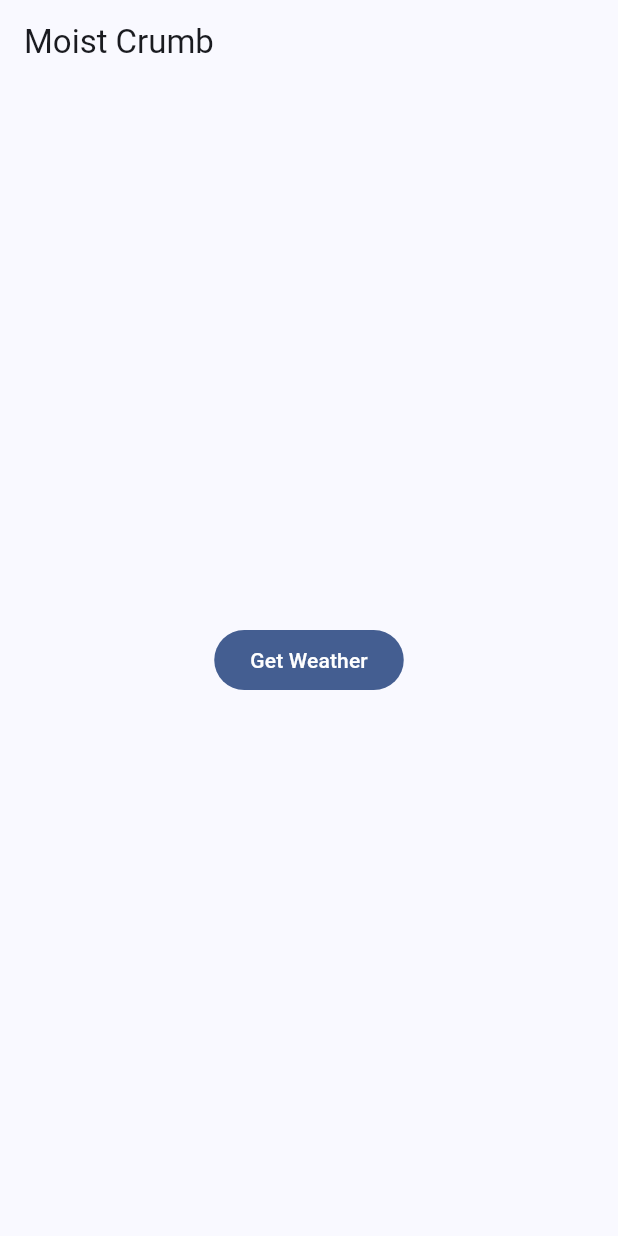
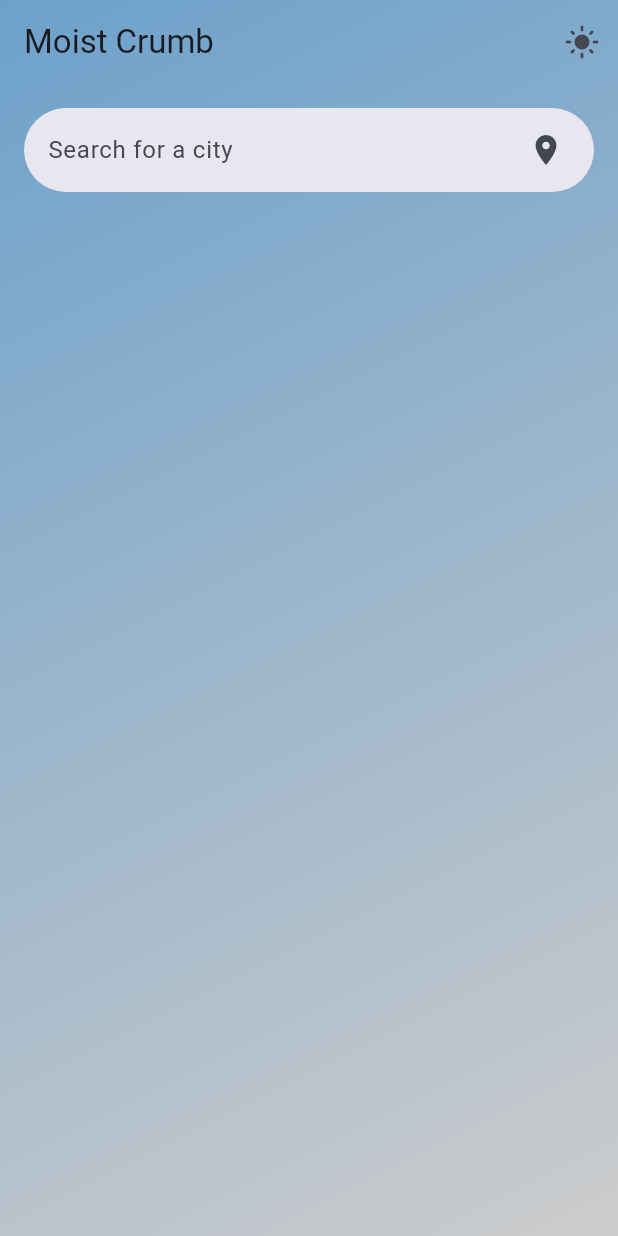
Before and after one commit to oltea-negru/moist-crumb, a Flutter app: the screen it shows after launch, on a phone screen of 412 x 824 dp. Run offline on Flutter 3.47's test engine with Material 3 defaults, Android fonts, the phone set to English and light mode, and no system bars; our stand-ins replace flutter_bloc, flutter_dotenv, flutter_svg, freezed_annotation.

Commit message:
feat: main screen layout (#2)
* chore: homepage cubit

* chore: fetch icon and display main container

* chore: add condition

* chore: check api service initialisation

```diff
--- /dev/null
+++ b/lib/features/weather_forecast/cubits/cubit/home_page_cubit.dart
@@ -0,0 +1,37 @@
+import 'package:flutter_bloc/flutter_bloc.dart';
+import 'package:freezed_annotation/freezed_annotation.dart';
+import 'package:moist_crumb/features/weather_forecast/models/weather_data.dart';
+import 'package:moist_crumb/services/api/errors.dart';
+import 'package:moist_crumb/services/api/weather_api.dart';
+
+part 'home_page_state.dart';
+part 'home_page_cubit.freezed.dart';
+
+class HomePageCubit extends Cubit<HomePageState> {
+  WeatherApi? _weatherApi;
+
+  HomePageCubit() : super(const HomePageState.initial()) {
+    _initialize();
+  }
+
+  Future<void> _initialize() async {
+    try {
+      _weatherApi = WeatherApi();
+    } catch (e) {
+      emit(HomePageState.error('', WeatherApiInitializationException(), null));
+    }
+  }
+
+  Future<void> getWeather(String city) async {
+    emit(HomePageState.loading(city));
+
+    try {
+      final weather = await _weatherApi!.getWeather(city);
+      emit(HomePageState.loaded(city, weather));
+    } on WeatherAPIException catch (e) {
+      emit(HomePageState.error(city, e, null));
+    } catch (e) {
+      emit(HomePageState.error(city, WeatherAPIException(), null));
+    }
+  }
+}
--- /dev/null
+++ b/lib/features/weather_forecast/cubits/cubit/home_page_state.dart
@@ -0,0 +1,13 @@
+part of 'home_page_cubit.dart';
+
+@freezed
+sealed class HomePageState with _$HomePageState {
+  const factory HomePageState.initial() = HomePageInitialState;
+  const factory HomePageState.loading(String city) = HomePageLoadingState;
+  const factory HomePageState.loaded(String city, WeatherData weatherData) = HomePageLoadedState;
+  const factory HomePageState.error(
+    String city,
+    WeatherAPIException exception,
+    WeatherData? previousData,
+  ) = HomePageErrorState;
+}
--- a/lib/features/weather_forecast/models/weather_data.dart
+++ b/lib/features/weather_forecast/models/weather_data.dart
@@ -8,20 +8,24 @@ class WeatherData with _$WeatherData {
   const factory WeatherData({
     required String city,
     required int temperature,
-    required String conditionCode,
+    required String condition,
     required String icon,
   }) = _WeatherData;
+
+  const WeatherData._();
 
   factory WeatherData.fromJson(Map<String, dynamic> json) => _$WeatherDataFromJson(json);
   factory WeatherData.fromOpenWeatherJson(Map<String, dynamic> json) => _$WeatherDataFromJson(
     {
       "city": json["name"],
       "temperature": (json["main"]["temp"]).round(), // round the temperature to the nearest integer
-      "conditionCode": json["weather"][0]["main"],
+        "condition": json["weather"][0]["description"],
       "icon": json["weather"][0]["icon"],
     }
   );
 
   @override
   Map<String, dynamic> toJson() => _$$WeatherDataImplToJson(this as _$WeatherDataImpl);
+
+  String? get iconUrl => 'https://openweathermap.org/img/wn/10d@2x.png';
 }
--- /dev/null
+++ b/lib/features/weather_forecast/views/pages/home_page.dart
@@ -0,0 +1,121 @@
+import 'package:flutter/material.dart';
+import 'package:flutter_bloc/flutter_bloc.dart';
+import 'package:moist_crumb/features/weather_forecast/cubits/cubit/home_page_cubit.dart';
+import 'package:moist_crumb/features/weather_forecast/views/widgets/search_bar/app_search_bar.dart';
+import 'package:moist_crumb/features/weather_forecast/views/widgets/forecast/forecast_card.dart';
+import 'package:moist_crumb/features/weather_forecast/views/widgets/forecast/forecast_error_card.dart';
+
+class HomePage extends StatefulWidget {
+  const HomePage({super.key});
+
+  @override
+  State<HomePage> createState() => _HomePageState();
+}
+
+class _HomePageState extends State<HomePage> {
+    final controller = TextEditingController();
+
+  @override
+  void dispose() {
+    controller.dispose();
+    super.dispose();
+  }
+
+  @override
+  Widget build(BuildContext context) {
+    double height = MediaQuery.of(context).size.height;
+    double width = MediaQuery.of(context).size.width;
+
+    return Scaffold(
+      body: Container(
+        decoration: const BoxDecoration(
+          gradient: LinearGradient(
+            begin: Alignment.topLeft,
+            end: Alignment.bottomRight,
+            colors: [
+              Color.fromARGB(255, 109, 161, 203),
+              Color.fromARGB(255, 204, 204, 204),
+            ],
+          ),
+        ),
+        child: Column(
+          children: [
+            _buildAppBar(),
+            Expanded(child: _buildWeatherContent(width, height)),
+          ],
+        ),
+      ),
+    );
+  }
+
+  Widget _buildAppBar() {
+    return AppBar(
+              backgroundColor: Colors.transparent,
+              elevation: 0,
+              title: const Row(children: [Text("Moist Crumb")]),
+              actions: [
+        IconButton(onPressed: () {}, icon: const Icon(Icons.light_mode)),
+              ],
+    );
+  }
+
+  Widget _buildWeatherContent(double width, double height) {
+    return BlocProvider<HomePageCubit>(
+      create: (context) => HomePageCubit(),
+                child: BlocBuilder<HomePageCubit, HomePageState>(
+                  builder: (context, state) {
+                    return SafeArea(
+                      minimum: const EdgeInsets.all(16),
+                      child: Column(
+                        spacing: 16,
+                        children: [
+                _buildSearchBar(context),
+                _buildWeatherDisplay(context, state, width, height),
+              ],
+            ),
+          );
+        },
+      ),
+    );
+  }
+
+  Widget _buildSearchBar(BuildContext context) {
+    return AppSearchBar(
+                            controller: controller,
+                            onSubmitted: (value) {
+        context.read<HomePageCubit>().getWeather(value);
+                              controller.clear();
+                            },
+    );
+  }
+
+  Widget _buildWeatherDisplay(
+    BuildContext context,
+    HomePageState state,
+    double width,
+    double height,
+  ) {
+    return BlocBuilder<HomePageCubit, HomePageState>(
+                            builder: (context, state) {
+                              return state.when(
+                                initial: () => const SizedBox.shrink(),
+          loading: (city) =>
+              const Expanded(child: Center(child: CircularProgressIndicator())),
+          error: (city, error, previousData) => Expanded(
+            child: ForecastErrorCard(
+              errorMessage: error.defaultMessage,
+              width: width,
+            ),
+          ),
+                                loaded: (city, weatherData) => Expanded(
+            child: ForecastCard(
+              weatherData: weatherData,
+                                    width: width,
+              height: height,
+            ),
+          ),
+        );
+      },
+    );
+  }
+}
--- a/lib/features/weather_forecast/views/pages/homepage.dart
+++ /dev/null
@@ -1,25 +0,0 @@
-import 'package:flutter/material.dart';
-import 'package:moist_crumb/services/api/weather_api.dart';
-import 'package:moist_crumb/features/weather_forecast/models/weather_data.dart';
-
-class HomePage extends StatelessWidget {
-  const HomePage({super.key});
-
-  Future<WeatherData> _getWeather() async {
-    final weather = await WeatherApi().getWeather("London");
-    print(weather);
-    return weather;
-  }
-
-  @override
-  Widget build(BuildContext context) {
-    return Scaffold(
-      appBar: AppBar(
-        title: const Text("Moist Crumb"),
-      ),
-      body: Center(
-        child: FilledButton(onPressed: ()=>_getWeather(), child:const Text("Get Weather")),
-        ),
-    );
-  }
-}
--- /dev/null
+++ b/lib/features/weather_forecast/views/widgets/search_bar/app_search_bar.dart
@@ -0,0 +1,29 @@
+import 'package:flutter/material.dart';
+import 'package:flutter_bloc/flutter_bloc.dart';
+import 'package:moist_crumb/features/weather_forecast/cubits/cubit/home_page_cubit.dart';
+import 'package:flutter/material.dart' hide SearchBar;
+
+class AppSearchBar extends StatelessWidget {
+  final TextEditingController controller;
+  final Function(String) onSubmitted;
+  const AppSearchBar({super.key, required this.controller, required this.onSubmitted});
+
+  @override
+  Widget build(BuildContext context) {
+    return SearchBar(
+      elevation: WidgetStateProperty.all(0),
+      hintText: 'Search for a city',
+      controller: controller,
+      onSubmitted: (value) {
+        context.read<HomePageCubit>().getWeather(controller.text);
+        controller.clear();
+      },
+      trailing: [
+        IconButton(
+          onPressed: () {},
+          icon: const Icon(Icons.location_on),
+        ),
+      ],
+    );
+  }
+}
--- a/lib/main.dart
+++ b/lib/main.dart
@@ -1,7 +1,7 @@
 import 'package:flutter/material.dart';
 import 'package:flutter_dotenv/flutter_dotenv.dart';
 import 'package:moist_crumb/constants/theme/colors.dart';
-import 'package:moist_crumb/features/weather_forecast/views/pages/homepage.dart';
+import 'package:moist_crumb/features/weather_forecast/views/pages/home_page.dart';
 
 void main() async {
   WidgetsFlutterBinding.ensureInitialized();
@@ -19,9 +19,9 @@
       theme: ThemeData(
         colorScheme: ColorScheme.fromSeed(seedColor: AppColors.seedColor),
         useMaterial3: true,
-
       ),
       home: const HomePage(),
     );
   }
+
 }
--- a/lib/services/api/errors.dart
+++ b/lib/services/api/errors.dart
@@ -31,3 +31,10 @@ class RateLimitExceededException extends WeatherAPIException {
 class OpenWeatherAPIException extends WeatherAPIException {
   OpenWeatherAPIException([super.defaultMessage = "Our third party API is currently unavailable. Come back later!"]);
 }
+
+class WeatherApiInitializationException extends WeatherAPIException {
+  WeatherApiInitializationException([
+    super.defaultMessage =
+        "Failed to initialize weather service. Please check your API configuration.",
+  ]);
+}
--- a/lib/services/api/weather_api.dart
+++ b/lib/services/api/weather_api.dart
@@ -13,13 +13,24 @@ class WeatherApi {
   WeatherApi({http.Client? client, String? baseUrl, String? apiKey})
     : client = client ?? http.Client(),
       baseUrl = baseUrl ?? dotenv.get('OPEN_WEATHER_API_BASE_URL'),
-      apiKey = apiKey ?? dotenv.get('OPEN_WEATHER_API_KEY');
+      apiKey = apiKey ?? dotenv.get('OPEN_WEATHER_API_KEY') {
+    // Validate API key is loaded
+    if (this.apiKey.isEmpty) {
+      throw InvalidApiKeyException(
+        'API key is empty or not loaded from environment',
+      );
+    }
+    if (this.baseUrl.isEmpty) {
+      throw WeatherAPIException(
+        'Base URL is empty or not loaded from environment',
+      );
+    }
+  }
+
 
   Future<WeatherData> getWeather(String city) async {
     final uri = Uri.parse('$baseUrl?q=$city&appid=$apiKey&units=metric');
-
     final response = await client.get(uri);
-
     switch (response.statusCode) {
       case 200:
         try {
@@ -32,11 +43,11 @@ class WeatherApi {
       case 401:
         throw InvalidApiKeyException(response.body);
       case 404:
-        throw CityNotFoundException(response.body);
+        throw CityNotFoundException();
       case 429:
-        throw RateLimitExceededException(response.body);
+        throw RateLimitExceededException();
       default:
-        throw OpenWeatherAPIException(response.body);
+        throw OpenWeatherAPIException();
     }
   }
 
--- a/pubspec.yaml
+++ b/pubspec.yaml
@@ -42,6 +42,7 @@ dependencies:
   freezed_annotation: ^2.4.3
   json_annotation: ^4.9.0
   mocktail: ^1.0.4
+  flutter_svg: ^2.2.1
 
 dev_dependencies:
   build_runner: ^2.4.13
@@ -73,6 +74,7 @@ flutter:
   #   - images/a_dot_ham.jpeg
   assets:
     - .env
+    - assets/svgs/
 
   # An image asset can refer to one or more resolution-specific "variants", see
   # https://flutter.dev/to/resolution-aware-images
```
Also changed, not shown: lib/features/weather_forecast/views/widgets/forecast/forecast_card.dart (added, +55 -0 lines), lib/features/weather_forecast/views/widgets/forecast/forecast_error_card.dart (added, +33 -0 lines), assets/svgs/no-results.svg (added), lib/features/weather_forecast/cubits/cubit/home_page_cubit.freezed.dart (added), lib/features/weather_forecast/models/weather_data.freezed.dart, lib/features/weather_forecast/models/weather_data.g.dart, pubspec.lock, 2 other files.
